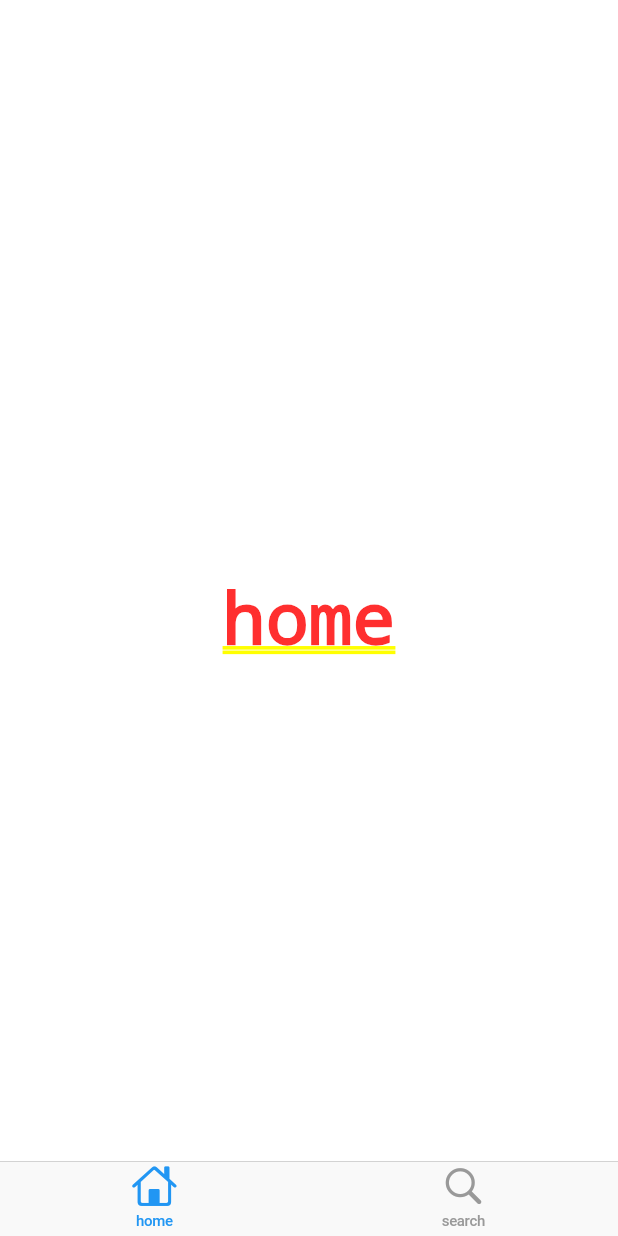
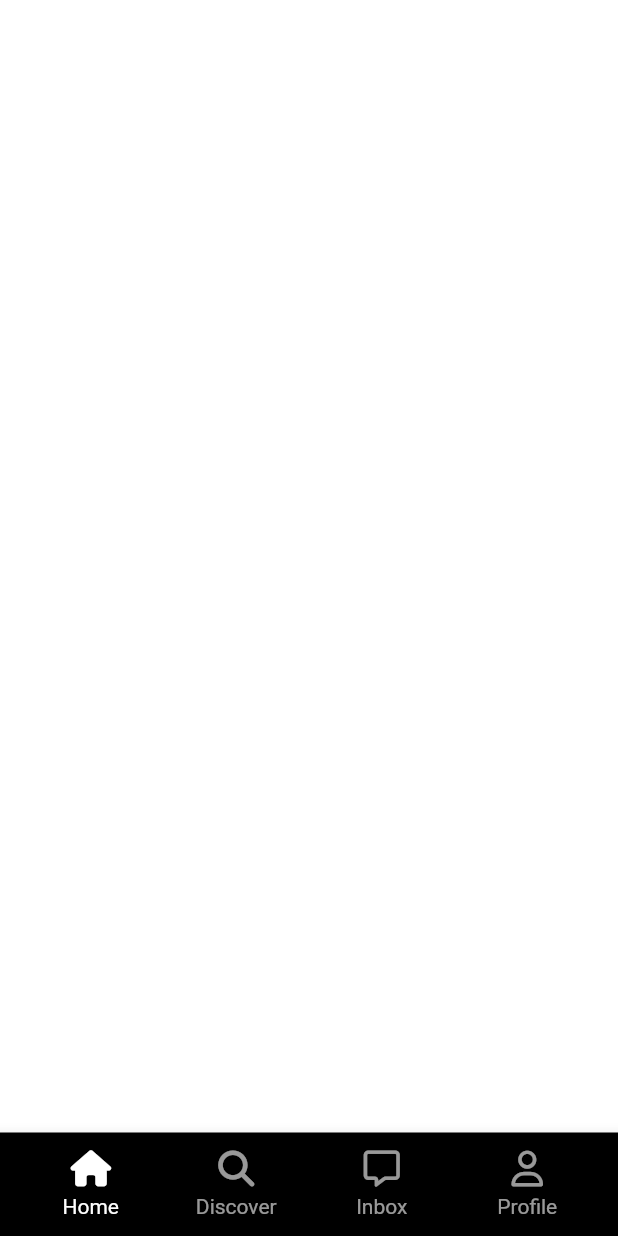
Before and after one commit to dindoo0524/tiktok_clone, a Flutter app: the screen it shows after launch, on a phone screen of 412 x 824 dp. Run offline on Flutter 3.47's test engine with Material 2 defaults, Android fonts, the phone set to English and light mode, and no system bars; our stand-ins replace font_awesome_flutter.

Commit message:
4.5 Custom Tab Bar

```diff
--- a/lib/features/main_navigation.dart/main_navigation_screen.dart
+++ b/lib/features/main_navigation.dart/main_navigation_screen.dart
@@ -1,4 +1,7 @@
-import 'package:flutter/cupertino.dart';
+import 'package:flutter/material.dart';
+import 'package:font_awesome_flutter/font_awesome_flutter.dart';
+import 'package:tiktok_clone/constants/sizes.dart';
+import 'package:tiktok_clone/features/main_navigation.dart/widgets/nav_tab.dart';
 
 class MainNavigationScreen extends StatefulWidget {
   const MainNavigationScreen({super.key});
@@ -29,6 +32,7 @@ class _MainNavigationScreenState extends State<MainNavigationScreen> {
   ];
 
   void _onTap(int index) {
+    print(11111);
     setState(() {
       _selectedIndex = index;
     });
@@ -36,22 +40,44 @@ class _MainNavigationScreenState extends State<MainNavigationScreen> {
 
   @override
   Widget build(BuildContext context) {
-    return CupertinoTabScaffold(
-      tabBar: CupertinoTabBar(items: const [
-        BottomNavigationBarItem(
-          icon: Icon(
-            CupertinoIcons.home,
+    return Scaffold(
+      bottomNavigationBar: BottomAppBar(
+        color: Colors.black,
+        child: Padding(
+          padding: const EdgeInsets.all(
+            Sizes.size12,
           ),
-          label: 'home',
+          child: Row(
+            mainAxisAlignment: MainAxisAlignment.spaceBetween,
+            children: [
+              NavTab(
+                text: 'Home',
+                isSelected: _selectedIndex == 0,
+                icon: FontAwesomeIcons.house,
+                onTap: () => _onTap(0),
+              ),
+              NavTab(
+                text: 'Discover',
+                isSelected: _selectedIndex == 1,
+                icon: FontAwesomeIcons.magnifyingGlass,
+                onTap: () => _onTap(1),
+              ),
+              NavTab(
+                text: 'Inbox',
+                isSelected: _selectedIndex == 3,
+                icon: FontAwesomeIcons.message,
+                onTap: () => _onTap(3),
+              ),
+              NavTab(
+                text: 'Profile',
+                isSelected: _selectedIndex == 4,
+                icon: FontAwesomeIcons.user,
+                onTap: () => _onTap(4),
+              ),
+            ],
+          ),
         ),
-        BottomNavigationBarItem(
-          icon: Icon(
-            CupertinoIcons.search,
-          ),
-          label: 'search',
-        ),
-      ]),
-      tabBuilder: (context, index) => screens[index],
+      ),
     );
   }
 }
--- /dev/null
+++ b/lib/features/main_navigation.dart/widgets/nav_tab.dart
@@ -0,0 +1,52 @@
+import 'package:flutter/material.dart';
+import 'package:font_awesome_flutter/font_awesome_flutter.dart';
+import 'package:tiktok_clone/constants/gaps.dart';
+
+class NavTab extends StatelessWidget {
+  const NavTab({
+    super.key,
+    required this.text,
+    required this.isSelected,
+    required this.icon,
+    required this.onTap,
+  });
+
+  final String text;
+  final bool isSelected;
+  final IconData icon;
+  final Function onTap;
+
+  @override
+  Widget build(BuildContext context) {
+    return Expanded(
+      child: GestureDetector(
+        onTap: () => onTap(),
+        child: Container(
+          color: Colors.black,
+          child: AnimatedOpacity(
+            opacity: isSelected ? 1 : 0.6,
+            duration: const Duration(
+              milliseconds: 300,
+            ),
+            child: Column(
+              mainAxisSize: MainAxisSize.min,
+              children: [
+                FaIcon(
+                  icon,
+                  color: Colors.white,
+                ),
+                Gaps.v5,
+                Text(
+                  text,
+                  style: const TextStyle(
+                    color: Colors.white,
+                  ),
+                )
+              ],
+            ),
+          ),
+        ),
+      ),
+    );
+  }
+}
```
